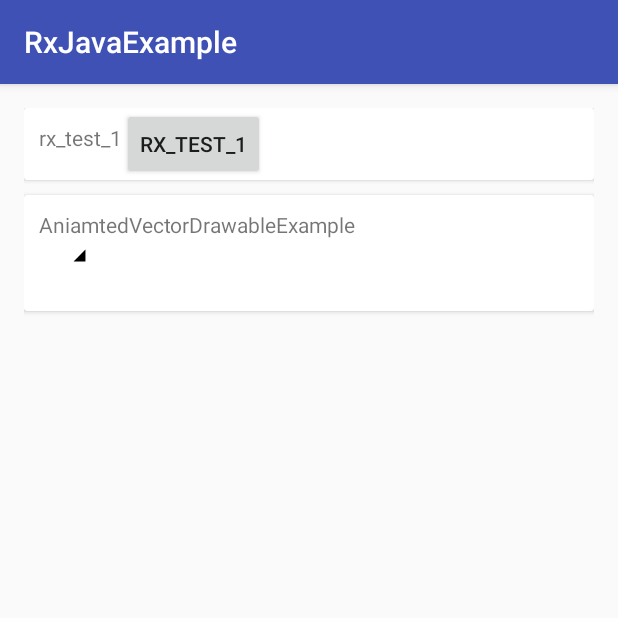
After one commit to buptfarmer/edu, an Android app: the RxJavaExampleActivity screen opened directly, with no data from a screen before it, on a phone screen of 412 x 824 dp, the top half of it. The commit adds this screen. Run offline under Robolectric (Android 15) with nearby library versions, the phone set to English and light mode, and no system bars; our stand-ins replace data binding; 1 statement that could not run was skipped.

Commit message:
change: add empty RxJavaExampleActivity and fix NestedScrollView in CoordinatorLayout
Change-Id: I7e10881472f9d59ba33fb6446c4bc32c7b9f2f86

```diff
--- a/app/build.gradle
+++ b/app/build.gradle
@@ -40,6 +40,6 @@
     compile "com.android.support:support-v4:${supportLibVersion}"
     compile "com.android.support:support-vector-drawable:${supportLibVersion}"
     compile 'com.android.support.constraint:constraint-layout:1.0.0-beta1'
-
+    compile 'io.reactivex.rxjava2:rxjava:2.0.2'
     testCompile 'junit:junit:4.12'
 }
--- a/app/src/main/AndroidManifest.xml
+++ b/app/src/main/AndroidManifest.xml
@@ -55,6 +55,11 @@
             android:label="@string/title_activity_animated_vector_drawable"
             android:theme="@style/AppTheme.NoActionBar">
         </activity>
+        <activity
+            android:name=".RxJavaExampleActivity"
+            android:label="@string/title_activity_rxjava_example"
+            android:theme="@style/AppTheme.NoActionBar">
+        </activity>
     </application>
 
 </manifest>
--- a/app/src/main/java/com/chensiwen/edugame/EntranceListActivity.java
+++ b/app/src/main/java/com/chensiwen/edugame/EntranceListActivity.java
@@ -20,6 +20,9 @@
 
         public void onClickAVD(View view) {
             startActivity(new Intent(EntranceListActivity.this, AnimatedVectorDrawableActivity.class));
+        }
+        public void onClickRxJava(View view) {
+            startActivity(new Intent(EntranceListActivity.this, RxJavaExampleActivity.class));
         }
     }
 
--- /dev/null
+++ b/app/src/main/java/com/chensiwen/edugame/RxJavaExampleActivity.java
@@ -0,0 +1,51 @@
+package com.chensiwen.edugame;
+
+import android.databinding.DataBindingUtil;
+import android.graphics.drawable.Animatable;
+import android.graphics.drawable.Drawable;
+import android.os.Bundle;
+import android.support.v7.widget.Toolbar;
+import android.util.Log;
+import android.view.LayoutInflater;
+import android.view.View;
+import android.widget.ImageView;
+
+import com.chensiwen.edugame.databinding.ActivityAnimatedVectorDrawableBinding;
+import com.chensiwen.edugame.databinding.ActivityRxjavaExampleBinding;
+
+public class RxJavaExampleActivity extends BaseAppCompatActivity {
+    private static final String TAG = "RxJavaExampleActivity";
+
+    public class BindHanlders {
+        public void onClickNumbers(View view) {
+        }
+
+        public void onClickTest1(View view) {
+            Log.d(TAG, "onClickTest1: ");
+            binding.rxTest1.append("clicked!");
+        }
+
+        public void onClickAnimated(View view) {
+            ImageView imageView = binding.animated;
+            Drawable drawable = imageView.getDrawable();
+            if (drawable instanceof Animatable) {
+                ((Animatable) drawable).start();
+            }
+        }
+    }
+
+    private ActivityRxjavaExampleBinding binding;
+
+    @Override
+    protected void onCreate(Bundle savedInstanceState) {
+        super.onCreate(savedInstanceState);
+        binding = DataBindingUtil.inflate(LayoutInflater.from(this), R.layout.activity_rxjava_example, null, false);
+        setContentView(binding.getRoot());
+        Toolbar toolbar = binding.toolbar;
+        setSupportActionBar(toolbar);
+        BindHanlders handlers = new BindHanlders();
+        binding.setHandlers(handlers);
+
+    }
+
+}
--- a/app/src/main/res/layout/activity_animated_vector_drawable.xml
+++ b/app/src/main/res/layout/activity_animated_vector_drawable.xml
@@ -32,10 +32,11 @@
 
         </android.support.design.widget.AppBarLayout>
 
-        <ScrollView
+        <android.support.v4.widget.NestedScrollView
             android:layout_width="match_parent"
             android:layout_height="match_parent"
-            android:fillViewport="true">
+            android:fillViewport="true"
+            app:layout_behavior="@string/appbar_scrolling_view_behavior">
 
         <LinearLayout
             android:layout_width="match_parent"
@@ -44,8 +45,7 @@
             android:paddingBottom="@dimen/activity_vertical_margin"
             android:paddingLeft="@dimen/activity_horizontal_margin"
             android:paddingRight="@dimen/activity_horizontal_margin"
-            android:paddingTop="@dimen/activity_vertical_margin"
-            app:layout_behavior="@string/appbar_scrolling_view_behavior">
+            android:paddingTop="@dimen/activity_vertical_margin">
 
             <android.support.v7.widget.CardView
                 android:layout_width="match_parent"
@@ -241,7 +241,7 @@
                 </android.support.constraint.ConstraintLayout>
             </android.support.v7.widget.CardView>
         </LinearLayout>
-        </ScrollView>
+        </android.support.v4.widget.NestedScrollView>
 
         <android.support.design.widget.FloatingActionButton
             android:id="@+id/fab"
--- /dev/null
+++ b/app/src/main/res/layout/activity_rxjava_example.xml
@@ -0,0 +1,113 @@
+<?xml version="1.0" encoding="utf-8"?>
+<layout
+    xmlns:android="http://schemas.android.com/apk/res/android"
+    xmlns:app="http://schemas.android.com/apk/res-auto"
+    xmlns:tools="http://schemas.android.com/tools">
+
+    <data>
+
+        <variable
+            name="handlers"
+            type="com.chensiwen.edugame.RxJavaExampleActivity.BindHanlders"/>
+    </data>
+
+    <android.support.design.widget.CoordinatorLayout
+        android:layout_width="match_parent"
+        android:layout_height="match_parent"
+        android:fitsSystemWindows="true">
+
+        <android.support.design.widget.AppBarLayout
+            android:id="@+id/app_bar_layout"
+            android:layout_width="match_parent"
+            android:layout_height="wrap_content"
+            android:theme="@style/AppTheme.AppBarOverlay">
+
+            <android.support.v7.widget.Toolbar
+                android:id="@+id/toolbar"
+                android:layout_width="match_parent"
+                android:layout_height="?attr/actionBarSize"
+                android:background="?attr/colorPrimary"
+                app:popupTheme="@style/AppTheme.PopupOverlay"/>
+
+        </android.support.design.widget.AppBarLayout>
+
+        <android.support.v4.widget.NestedScrollView
+            android:layout_width="match_parent"
+            android:layout_height="match_parent"
+            android:fillViewport="true"
+            app:layout_behavior="@string/appbar_scrolling_view_behavior">
+
+        <LinearLayout
+            android:layout_width="match_parent"
+            android:layout_height="match_parent"
+            android:orientation="vertical"
+            android:paddingBottom="@dimen/activity_vertical_margin"
+            android:paddingLeft="@dimen/activity_horizontal_margin"
+            android:paddingRight="@dimen/activity_horizontal_margin"
+            android:paddingTop="@dimen/activity_vertical_margin">
+
+            <android.support.v7.widget.CardView
+                android:layout_width="match_parent"
+                android:layout_height="wrap_content"
+                >
+
+                <android.support.constraint.ConstraintLayout
+                    android:layout_width="wrap_content"
+                    android:layout_height="wrap_content">
+
+                    <TextView
+                        android:id="@+id/rx_test_1"
+                        android:layout_width="wrap_content"
+                        android:layout_height="wrap_content"
+                        android:layout_margin="10dp"
+                        android:text="rx_test_1"
+                        app:layout_constraintLeft_toLeftOf="parent"
+                        app:layout_constraintTop_toTopOf="parent"/>
+
+                    <Button
+                        android:layout_width="wrap_content"
+                        android:layout_height="wrap_content"
+                        android:text="rx_test_1"
+                        android:onClick="@{handlers::onClickTest1}"
+                        app:layout_constraintLeft_toRightOf="@id/rx_test_1"
+                        app:layout_constraintRight_toRightOf="parent"/>
+                </android.support.constraint.ConstraintLayout>
+
+            </android.support.v7.widget.CardView>
+
+            <android.support.v7.widget.CardView
+                android:layout_width="match_parent"
+                android:layout_height="wrap_content"
+                android:layout_marginTop="10dp"
+                >
+
+                <android.support.constraint.ConstraintLayout
+                    android:layout_width="wrap_content"
+                    android:layout_height="wrap_content">
+
+                    <TextView
+                        android:id="@+id/animated_title"
+                        android:layout_width="wrap_content"
+                        android:layout_height="wrap_content"
+                        android:layout_margin="10dp"
+                        android:text="AniamtedVectorDrawableExample"
+                        app:layout_constraintLeft_toLeftOf="parent"
+                        app:layout_constraintTop_toTopOf="parent"/>
+
+                    <ImageView
+                        android:id="@+id/animated"
+                        android:layout_width="48dp"
+                        android:layout_height="48dp"
+                        android:onClick="@{handlers::onClickAnimated}"
+                        app:layout_constraintLeft_toLeftOf="parent"
+                        app:layout_constraintTop_toBottomOf="@id/animated_title"
+                        app:srcCompat="@drawable/ic_test_vector_animation"
+                        tools:ignore="MissingPrefix"/>
+                </android.support.constraint.ConstraintLayout>
+            </android.support.v7.widget.CardView>
+        </LinearLayout>
+        </android.support.v4.widget.NestedScrollView>
+
+
+    </android.support.design.widget.CoordinatorLayout>
+</layout>
--- a/app/src/main/res/layout/content_entrance_list.xml
+++ b/app/src/main/res/layout/content_entrance_list.xml
@@ -57,5 +57,21 @@
                 android:gravity="center_vertical"
                 android:text="AnimatedVectorDrawable"/>
         </android.support.v7.widget.CardView>
+
+        <android.support.v7.widget.CardView
+            style="@style/Widget.AppCompat.Button.Colored"
+            android:layout_width="match_parent"
+            android:layout_height="40dp"
+            android:layout_marginTop="5dp"
+            android:clickable="true"
+            android:onClick="@{handlers::onClickRxJava}">
+
+            <TextView
+                android:layout_width="match_parent"
+                android:layout_height="40dp"
+                android:layout_marginLeft="10dp"
+                android:gravity="center_vertical"
+                android:text="@string/title_activity_rxjava_example"/>
+        </android.support.v7.widget.CardView>
     </LinearLayout>
 </layout>
--- a/app/src/main/res/values/strings.xml
+++ b/app/src/main/res/values/strings.xml
@@ -14,4 +14,5 @@
     </string-array>
     <string name="title_activity_entrance_list">EntranceListActivity</string>
     <string name="title_activity_animated_vector_drawable">AnimatedVectorDrawableActivity</string>
+    <string name="title_activity_rxjava_example">RxJavaExample</string>
 </resources>
```
